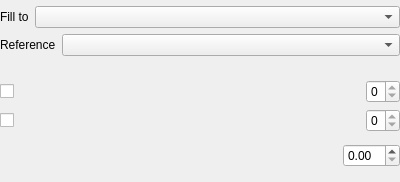
The window that app/bucketoptionswidget.ui (pencil2d/pencil) describes before a commit, drawn with Qt 5.
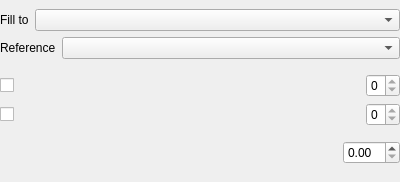
The same window after the commit. Custom widgets are drawn as their Qt base class.

Patch:
```diff
--- a/app/bucketoptionswidget.ui
+++ b/app/bucketoptionswidget.ui
@@ -32,7 +32,7 @@
    <item>
     <layout class="QVBoxLayout" name="verticalLayout">
      <property name="bottomMargin">
-      <number>6</number>
+      <number>0</number>
      </property>
      <item>
       <layout class="QHBoxLayout" name="horizontalLayout_3">
@@ -58,7 +58,7 @@
      <item>
       <layout class="QHBoxLayout" name="horizontalLayout_2">
        <property name="bottomMargin">
-        <number>6</number>
+        <number>0</number>
        </property>
        <item>
         <widget class="QLabel" name="referenceLayerDescLabel">
```
